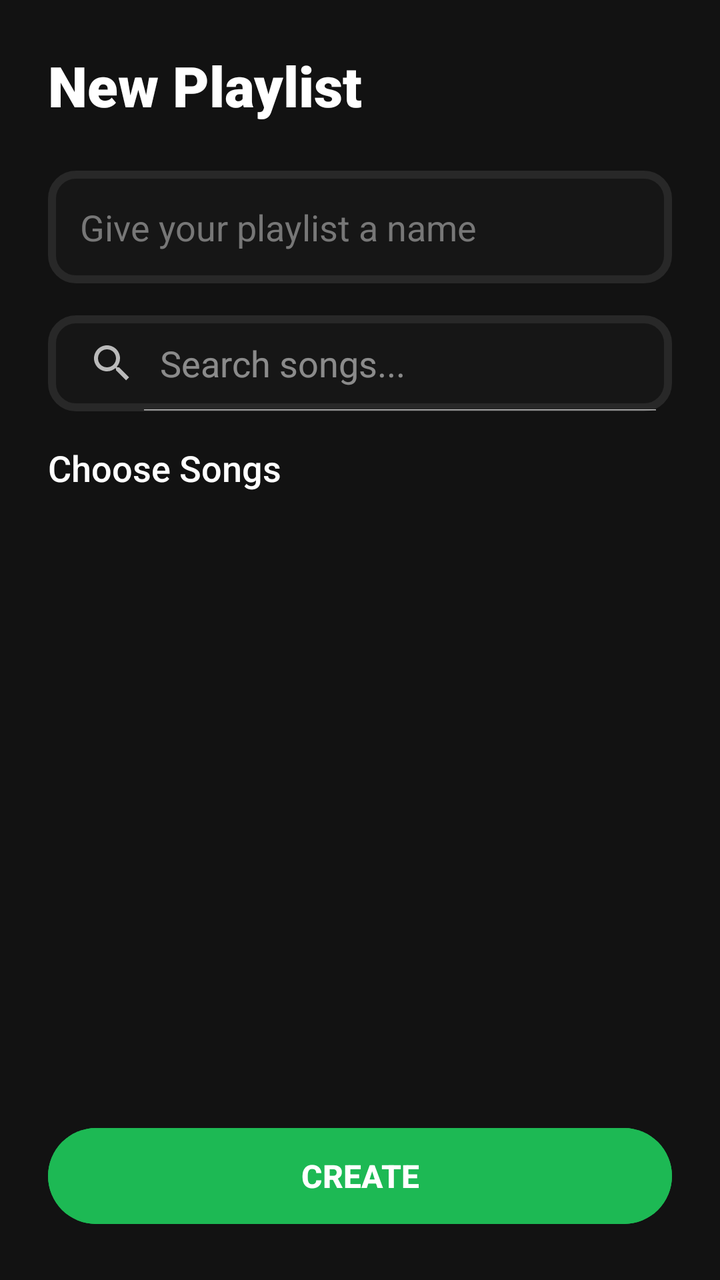
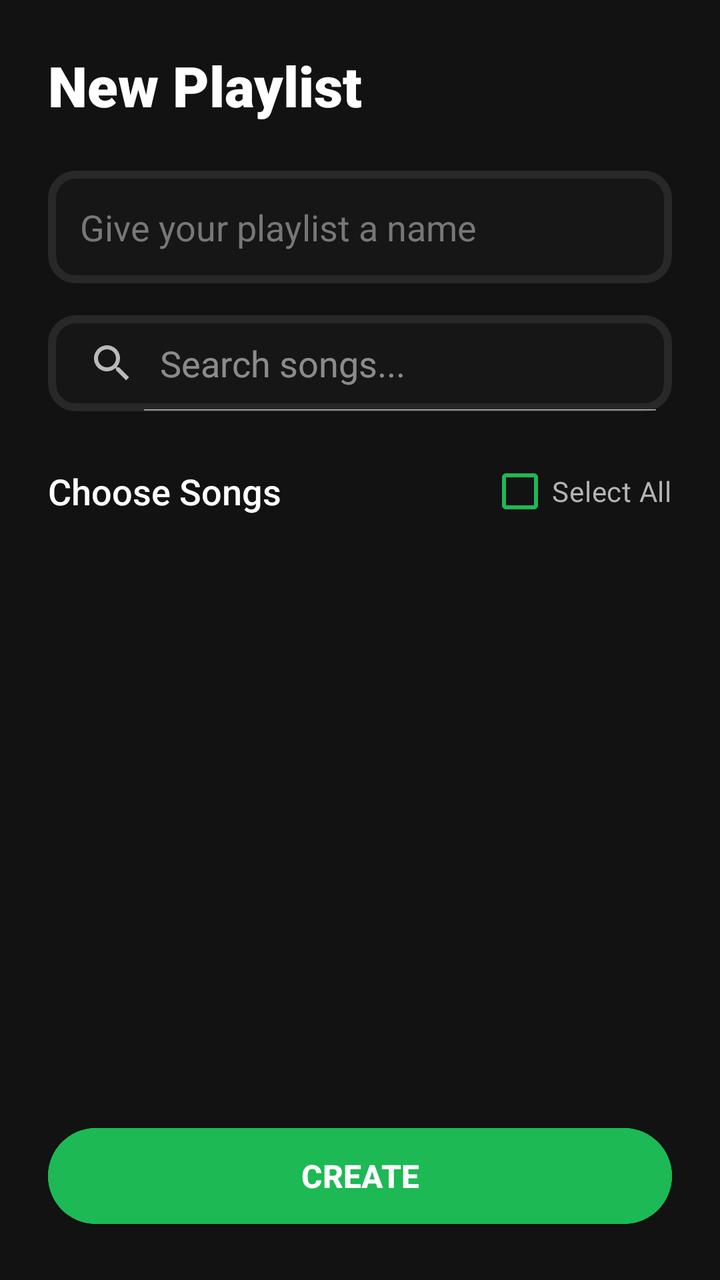

The first picture is an Android layout as it rendered before a commit; the second is the same layout after the commit. The layout source and the unified diff follow.
<!-- AndroidManifest.xml: application theme Theme.ChaserGame -->
<!-- res/layout/activity_create_playlist.xml -->
<?xml version="1.0" encoding="utf-8"?>
<androidx.constraintlayout.widget.ConstraintLayout xmlns:android="http://schemas.android.com/apk/res/android"
    xmlns:app="http://schemas.android.com/apk/res-auto"
    xmlns:tools="http://schemas.android.com/tools"
    android:layout_width="match_parent"
    android:layout_height="match_parent"
    android:background="#121212"
    android:padding="24dp"
    tools:context=".screens.CreatePlaylistActivity">

    <TextView
        android:id="@+id/tv_create_playlist_title"
        android:layout_width="wrap_content"
        android:layout_height="wrap_content"
        android:fontFamily="sans-serif-black"
        android:text="New Playlist"
        android:textColor="#FFFFFF"
        android:textSize="28sp"
        app:layout_constraintStart_toStartOf="parent"
        app:layout_constraintTop_toTopOf="parent" />

    <EditText
        android:id="@+id/et_playlist_name"
        android:layout_width="match_parent"
        android:layout_height="wrap_content"
        android:layout_marginTop="24dp"
        android:background="@drawable/target_cube_bg"
        android:backgroundTint="#282828"
        android:hint="Give your playlist a name"
        android:inputType="text"
        android:padding="16dp"
        android:textColor="#FFFFFF"
        android:textColorHint="#777777"
        app:layout_constraintTop_toBottomOf="@id/tv_create_playlist_title" />

    <android.widget.SearchView
        android:id="@+id/sv_selectable_songs"
        android:layout_width="match_parent"
        android:layout_height="wrap_content"
        android:layout_marginTop="16dp"
        android:background="@drawable/target_cube_bg"
        android:backgroundTint="#282828"
        android:iconifiedByDefault="false"
        android:queryHint="Search songs..."
        android:theme="@style/ThemeOverlay.AppCompat.Dark"
        app:layout_constraintTop_toBottomOf="@id/et_playlist_name" />

    <TextView
        android:id="@+id/tv_select_songs_label"
        android:layout_width="wrap_content"
        android:layout_height="wrap_content"
        android:layout_marginTop="16dp"
        android:fontFamily="sans-serif-medium"
        android:text="Choose Songs"
        android:textColor="#FFFFFF"
        android:textSize="18sp"
        app:layout_constraintStart_toStartOf="parent"
        app:layout_constraintTop_toBottomOf="@id/sv_selectable_songs" />

    <androidx.recyclerview.widget.RecyclerView
        android:id="@+id/rv_selectable_songs"
        android:layout_width="match_parent"
        android:layout_height="0dp"
        android:layout_marginTop="12dp"
        android:layout_marginBottom="16dp"
        app:layout_constraintBottom_toTopOf="@id/btn_save_playlist"
        app:layout_constraintTop_toBottomOf="@id/tv_select_songs_label" />

    <com.google.android.material.button.MaterialButton
        android:id="@+id/btn_save_playlist"
        android:layout_width="match_parent"
        android:layout_height="56dp"
        android:backgroundTint="#1DB954"
        android:text="CREATE"
        android:textColor="#FFFFFF"
        android:textSize="16sp"
        android:textStyle="bold"
        app:cornerRadius="28dp"
        app:layout_constraintBottom_toBottomOf="parent" />

</androidx.constraintlayout.widget.ConstraintLayout>
<!-- resources referenced by this layout -->
<resources>
  <!-- drawable target_cube_bg (drawable) -->
  <?xml version="1.0" encoding="utf-8"?>
  <shape xmlns:android="http://schemas.android.com/apk/res/android"
      android:shape="rectangle">
      <corners android:radius="12dp" />
      <stroke
          android:width="4dp"
          android:color="#FFFFFF" />
      <solid android:color="#33FFFFFF" />
  </shape>
  <style name="Theme.ChaserGame" parent="Base.Theme.ChaserGame" />
  <style name="Base.Theme.ChaserGame" parent="Theme.Material3.DayNight.NoActionBar">
          
          
      </style>
</resources>

<!-- the commit's change to res/layout/activity_create_playlist.xml (unified diff, before → after) -->
@@ -45,26 +45,43 @@
         android:theme="@style/ThemeOverlay.AppCompat.Dark"
         app:layout_constraintTop_toBottomOf="@id/et_playlist_name" />
 
-    <TextView
-        android:id="@+id/tv_select_songs_label"
-        android:layout_width="wrap_content"
+    <LinearLayout
+        android:id="@+id/ll_select_songs_header"
+        android:layout_width="match_parent"
         android:layout_height="wrap_content"
         android:layout_marginTop="16dp"
-        android:fontFamily="sans-serif-medium"
-        android:text="Choose Songs"
-        android:textColor="#FFFFFF"
-        android:textSize="18sp"
-        app:layout_constraintStart_toStartOf="parent"
-        app:layout_constraintTop_toBottomOf="@id/sv_selectable_songs" />
+        android:gravity="center_vertical"
+        android:orientation="horizontal"
+        app:layout_constraintTop_toBottomOf="@id/sv_selectable_songs">
+
+        <TextView
+            android:id="@+id/tv_select_songs_label"
+            android:layout_width="0dp"
+            android:layout_height="wrap_content"
+            android:layout_weight="1"
+            android:fontFamily="sans-serif-medium"
+            android:text="Choose Songs"
+            android:textColor="#FFFFFF"
+            android:textSize="18sp" />
+
+        <CheckBox
+            android:id="@+id/cb_select_all"
+            android:layout_width="wrap_content"
+            android:layout_height="wrap_content"
+            android:buttonTint="#1DB954"
+            android:text="Select All"
+            android:textColor="#B3B3B3"
+            android:textSize="14sp" />
+    </LinearLayout>
 
     <androidx.recyclerview.widget.RecyclerView
         android:id="@+id/rv_selectable_songs"
         android:layout_width="match_parent"
         android:layout_height="0dp"
-        android:layout_marginTop="12dp"
+        android:layout_marginTop="8dp"
         android:layout_marginBottom="16dp"
         app:layout_constraintBottom_toTopOf="@id/btn_save_playlist"
-        app:layout_constraintTop_toBottomOf="@id/tv_select_songs_label" />
+        app:layout_constraintTop_toBottomOf="@id/ll_select_songs_header" />
 
     <com.google.android.material.button.MaterialButton
         android:id="@+id/btn_save_playlist"
